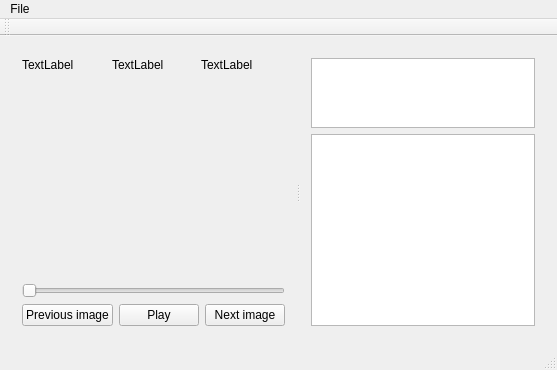
This is mainwindow.ui in jankolorenc/VideoTimeMeasure as Qt 5 draws it before an edit. The edited form follows.
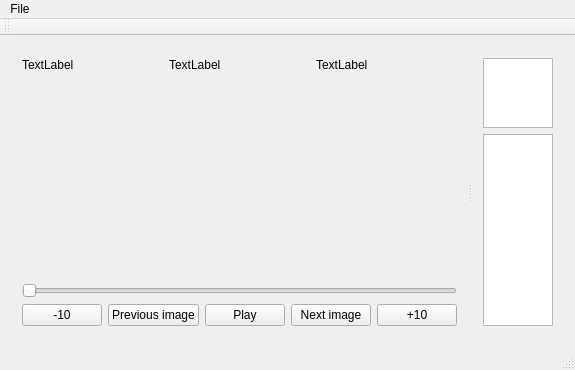
This is the edited form.

What changed in the file:
```diff
--- a/mainwindow.ui
+++ b/mainwindow.ui
@@ -87,6 +87,13 @@
         </item>
         <item>
          <layout class="QHBoxLayout" name="horizontalLayout_2">
+          <item>
+           <widget class="QPushButton" name="previousJumpPushButton">
+            <property name="text">
+             <string>-10</string>
+            </property>
+           </widget>
+          </item>
           <item>
            <widget class="QPushButton" name="previousImagePushButton">
             <property name="text">
@@ -108,6 +115,13 @@
             </property>
            </widget>
           </item>
+          <item>
+           <widget class="QPushButton" name="nextJumpPushButton">
+            <property name="text">
+             <string>+10</string>
+            </property>
+           </widget>
+          </item>
          </layout>
         </item>
        </layout>
```
